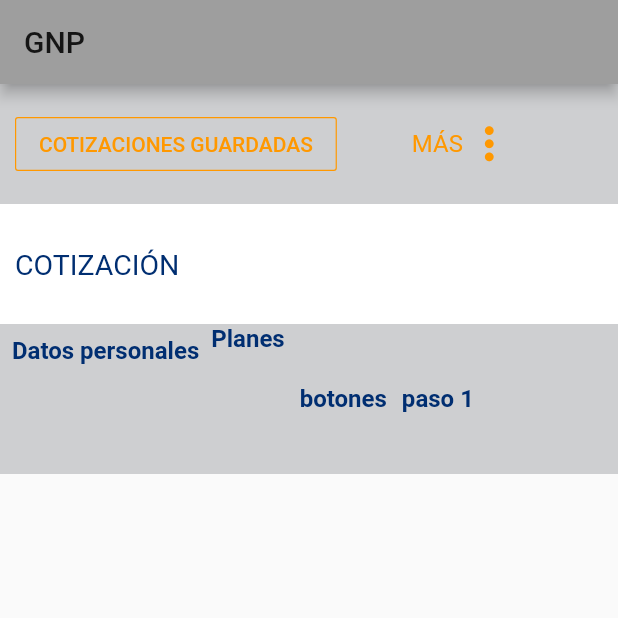
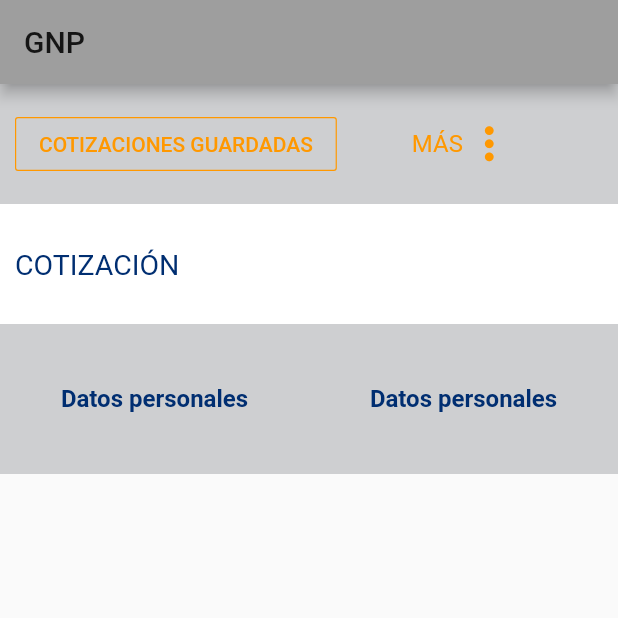
Before and after one commit to mariscalsantiago/temporalIntermediarios, a Flutter app: the screen it shows after launch, on a phone screen of 412 x 824 dp, the top half of it. Run offline on Flutter 3.47's test engine with Material 2 defaults, Android fonts, the phone set to English and light mode, and no system bars.

Commit message:
Expanded con porcentaje

```diff
--- a/cotizador_agente/lib/main.dart
+++ b/cotizador_agente/lib/main.dart
@@ -109,19 +109,10 @@ class _MyHomePageState extends State<MyHomePage> {
               height: 100,
               width: double.infinity,
               child: Row(
-
-
                 children: <Widget>[
-                 Row(
-
-                   children: <Widget>[
-                  Column(
-
-                  children: <Widget>[
-
-                  Padding(
-                    padding: const EdgeInsets.all(8.0),
-                    child: Text(
+                  Expanded(
+                    flex: 1,
+                    child:  Text(
                       'Datos personales',
                       textAlign: TextAlign.center,
                       overflow: TextOverflow.ellipsis,
@@ -129,48 +120,15 @@ class _MyHomePageState extends State<MyHomePage> {
                     ),
                   ),
 
-                ]),
-
-                     Column(
-
-                         children: <Widget>[
-
-                           Text(
-                             'Planes',
-                             textAlign: TextAlign.center,
-                             overflow: TextOverflow.ellipsis,
-                             style: TextStyle(fontWeight: FontWeight.bold, color: colorLetters, fontSize: 16),
-                           ),
-
-                         ]),
-                   ],
-
-                 ),
-                 Row(
-                   children: <Widget>[
-                     Icon(Icons.adjust, size: 10.0, color: Colors.transparent,),
-                     Text(
-                       'botones',
-                       textAlign: TextAlign.center,
-                       overflow: TextOverflow.ellipsis,
-                       style: TextStyle(fontWeight: FontWeight.bold, color: colorLetters, fontSize: 16),
-                     ),
-                   ],
-
-                 ),
-                 Row(
-                   children: <Widget>[
-                     Icon(Icons.adjust, size: 10.0, color: Colors.transparent,),
-                     Text(
-                       'paso 1',
-                       textAlign: TextAlign.center,
-                       overflow: TextOverflow.ellipsis,
-                       style: TextStyle(fontWeight: FontWeight.bold, color: colorLetters, fontSize: 16),
-                     ),
-
-                   ],
-
-                 ),
+                  Expanded(
+                    flex: 1,
+                    child:  Text(
+                      'Datos personales',
+                      textAlign: TextAlign.center,
+                      overflow: TextOverflow.ellipsis,
+                      style: TextStyle(fontWeight: FontWeight.bold, color: colorLetters, fontSize: 16),
+                    ),
+                  ),
                 ],
               ),
             ),
```
